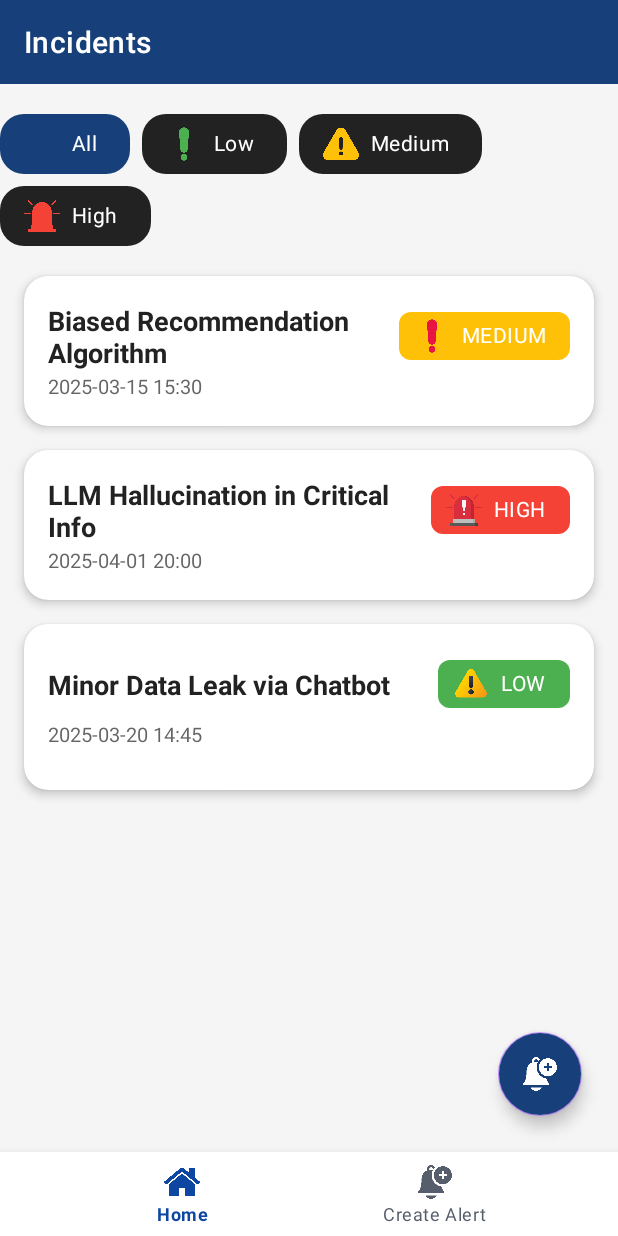
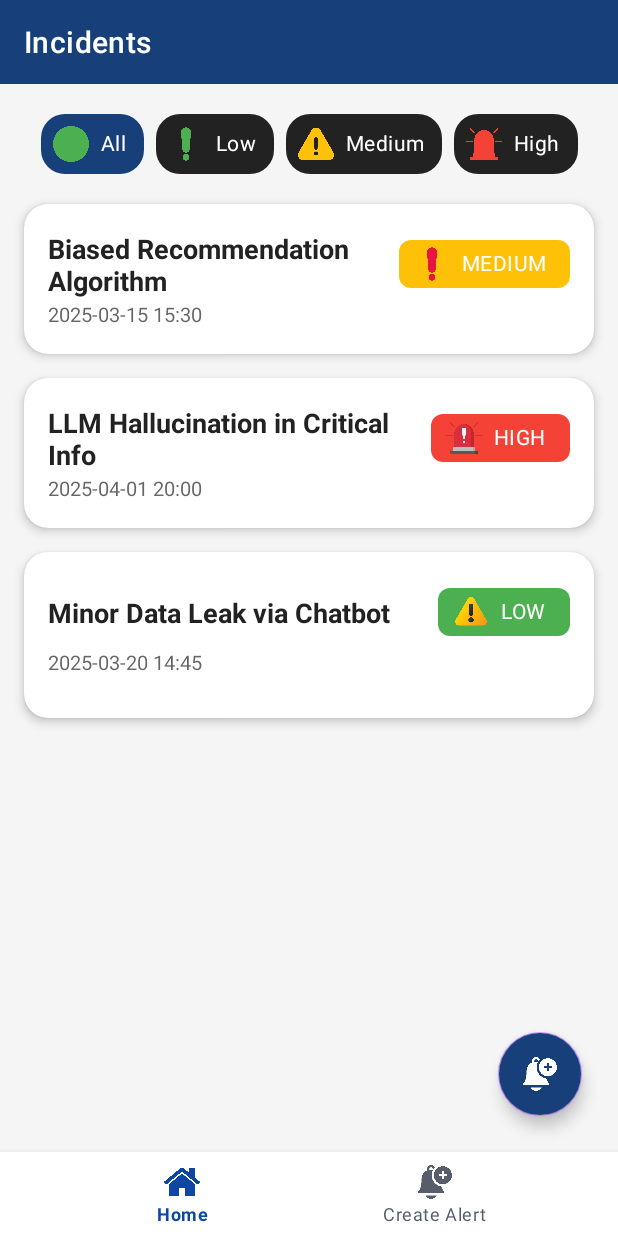
Before and after one commit to Amartyakaushik/AIWatchdog, an Android app: the screen it shows after launch (MainActivity), on a phone screen of 412 x 824 dp. Run offline under Robolectric (Android 15) with nearby library versions, the phone set to English and light mode, and no system bars; our stand-ins replace navigation-ui.

Commit message:
Enhanced the layout of ChipGroup also implemented Selected chip animates and stands out.

```diff
--- a/app/src/main/java/com/example/aiwatchdog/ui/IncidentListFragment.kt
+++ b/app/src/main/java/com/example/aiwatchdog/ui/IncidentListFragment.kt
@@ -72,7 +72,13 @@ class IncidentListFragment : Fragment() {
 
     private fun setupFilterChips(view: View) {
         val chipGroup = view.findViewById<ChipGroup>(R.id.filterChipGroup)
-        chipGroup.setOnCheckedChangeListener { _, checkedId ->
+        chipGroup.setOnCheckedChangeListener { group, checkedId ->
+            for (i in 0 until group.childCount) {
+                val chip = group.getChildAt(i)
+                chip.animate().scaleX(if (chip.id == checkedId) 1.1f else 1f)
+                    .scaleY(if (chip.id == checkedId) 1.1f else 1f)
+                    .setDuration(150).start()
+            }
             val severity = when (checkedId) {
                 R.id.chipLow -> Severity.LOW
                 R.id.chipMedium -> Severity.MEDIUM
--- a/app/src/main/res/layout/fragment_incident_list.xml
+++ b/app/src/main/res/layout/fragment_incident_list.xml
@@ -11,10 +11,11 @@
 
         <com.google.android.material.chip.ChipGroup
             android:id="@+id/filterChipGroup"
-            android:layout_width="match_parent"
+            android:layout_width="wrap_content"
             android:layout_height="wrap_content"
             android:paddingTop="16dp"
             android:paddingBottom="8dp"
+            android:layout_marginHorizontal="3dp"
             app:layout_constraintTop_toTopOf="parent"
             app:layout_constraintStart_toStartOf="parent"
             app:layout_constraintEnd_toEndOf="parent"
@@ -28,12 +29,12 @@
                 android:checked="true"
                 android:text="All"
                 app:chipIcon="@drawable/ic_check_circle"
-                app:chipIconTint="@color/primary"
+                app:chipIconTint="@color/secondary"
                 app:chipIconVisible="true"
                 app:chipCornerRadius="16dp"
                 app:chipMinHeight="40dp"
-                app:chipStartPadding="16dp"
-                app:chipEndPadding="16dp"
+                app:chipStartPadding="8dp"
+                app:chipEndPadding="6dp"
                 app:checkedIconVisible="false"
                 app:chipBackgroundColor="@color/chip_selector"
                 android:textColor="@color/chip_text_selector"
@@ -50,8 +51,8 @@
                 app:chipIconVisible="true"
                 app:chipCornerRadius="16dp"
                 app:chipMinHeight="40dp"
-                app:chipStartPadding="16dp"
-                app:chipEndPadding="16dp"
+                app:chipStartPadding="8dp"
+                app:chipEndPadding="6dp"
                 app:checkedIconVisible="false"
                 app:chipBackgroundColor="@color/chip_selector"
                 android:textColor="@color/chip_text_selector"
@@ -68,8 +69,8 @@
                 app:chipIconVisible="true"
                 app:chipCornerRadius="16dp"
                 app:chipMinHeight="40dp"
-                app:chipStartPadding="16dp"
-                app:chipEndPadding="16dp"
+                app:chipStartPadding="8dp"
+                app:chipEndPadding="6dp"
                 app:checkedIconVisible="false"
                 app:chipBackgroundColor="@color/chip_selector"
                 android:textColor="@color/chip_text_selector"
@@ -86,8 +87,8 @@
                 app:chipIconVisible="true"
                 app:chipCornerRadius="16dp"
                 app:chipMinHeight="40dp"
-                app:chipStartPadding="16dp"
-                app:chipEndPadding="16dp"
+                app:chipStartPadding="8dp"
+                app:chipEndPadding="6dp"
                 app:checkedIconVisible="false"
                 app:chipBackgroundColor="@color/chip_selector"
                 android:textColor="@color/chip_text_selector"
```
